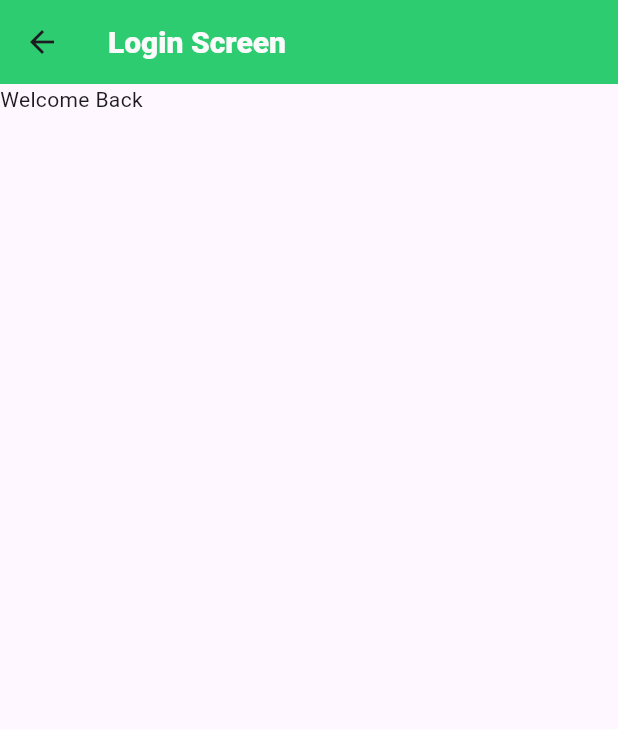
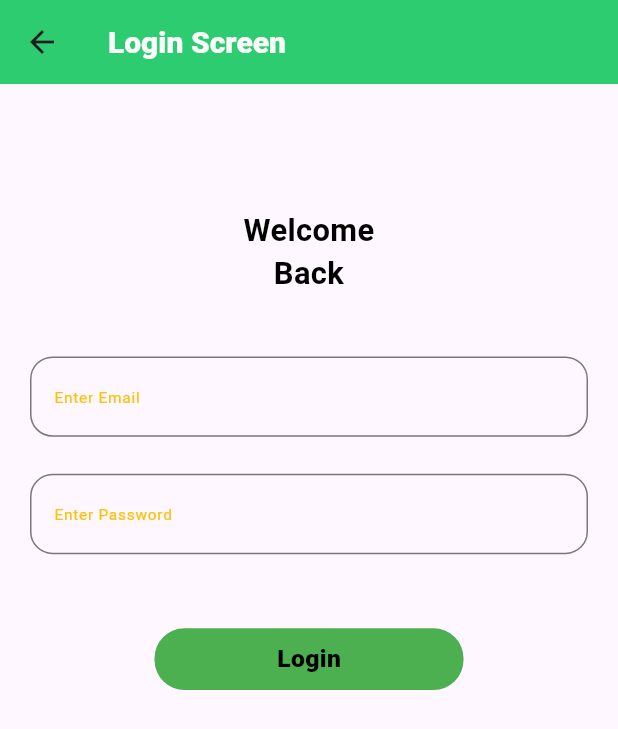
Before and after one commit to reyankhan0342/get_x_mvvm, a Flutter app: the LoginScreen screen opened by its route, on a phone screen of 412 x 824 dp. Shown: the top 729 px of the screen. Run offline on Flutter 3.47's test engine with Material 3 defaults, Android fonts, the phone set to English and light mode, and no system bars; our stand-ins replace fluttertoast, get; missing offline and left inert: dart:html.

Commit message:
splash screen and login screen create using login sservice

```diff
--- a/lib/res/Language_changes/language.dart
+++ b/lib/res/Language_changes/language.dart
@@ -1,20 +1,20 @@
+// ignore_for_file: equal_keys_in_map
+
 import 'package:get/get.dart';
 
-class Languages extends Translations
-{
-
+class Languages extends Translations {
   @override
-
-  Map<String ,Map<String,String>> get keys=>{
-
-    'en_US':{
-      'email_hint':'Enter Email',
-  'login':'Login Screen',
-      'welcome':'Welcome Back'
-    },
-
-    'ur_PK':{
-      'email_hint':'ای میل درج کریں۔'
-    },
-  };
+  Map<String, Map<String, String>> get keys => {
+        'en_US': {
+          'email_hint': 'Enter Email',
+          'login': 'Login Screen',
+          'welcome': 'Welcome\nBack',
+          'email_hint': 'Email',
+          'password_hint': 'Password',
+          'email_lable': 'Enter Email',
+          'password_lable': 'Enter Password',
+          'button_title': 'Login',
+        },
+        'ur_PK': {'email_hint': 'ای میل درج کریں۔'},
+      };
 }
--- /dev/null
+++ b/lib/res/components/customTextField.dart
@@ -0,0 +1,64 @@
+// ignore_for_file: prefer_const_constructors
+
+import 'package:flutter/material.dart';
+import 'package:get/get.dart';
+import 'package:get_x_mvvm_porject/res/colors/app_colors.dart';
+
+class CustomTextField extends StatelessWidget {
+  final String hint;
+  final String lable;
+  final TextEditingController controller;
+  final FocusNode focusNode;
+  void Function(String?)? onChange; // Change here
+  String? Function(String?)? validation; // Change here
+
+  CustomTextField({
+    Key? key, // Add the key parameter
+    this.onChange,
+    required this.hint,
+    required this.lable,
+    required this.validation,
+    required this.focusNode,
+    required this.controller,
+  }) : super(key: key); // Initialize the key in the super constructor
+
+  @override
+  Widget build(BuildContext context) {
+    return Container(
+      alignment: Alignment.center,
+      height: Get.height * 0.065,
+      width: Get.width,
+      child: TextFormField(
+        onChanged: onChange,
+        controller: controller,
+        validator: validation,
+        focusNode: focusNode,
+        decoration: InputDecoration(
+          hintText: hint.tr,
+          label: Text(lable.tr),
+          labelStyle:
+              TextStyle(fontSize: Get.width * 0.025, color: AppColors.amber),
+          hintStyle: TextStyle(
+            fontSize: Get.width * 0.030,
+            color: AppColors.gray700,
+            fontWeight: FontWeight.w800,
+          ),
+          border: OutlineInputBorder(
+            borderSide: BorderSide(
+              color: Colors.green,
+              width: 1,
+            ),
+            borderRadius: BorderRadius.circular(15),
+          ),
+          focusedBorder: OutlineInputBorder(
+            borderSide: BorderSide(
+              color: Colors.green,
+              width: 1,
+            ),
+            borderRadius: BorderRadius.circular(15),
+          ),
+        ),
+      ),
+    );
+  }
+}
--- /dev/null
+++ b/lib/res/components/round_button.dart
@@ -0,0 +1,35 @@
+import 'package:flutter/material.dart';
+import 'package:get/get.dart';
+import 'package:get_x_mvvm_porject/res/colors/app_colors.dart';
+import 'package:http/http.dart';
+
+class RoundButton extends StatelessWidget {
+  final title;
+
+  VoidCallback OnTap;
+  RoundButton({super.key, required this.OnTap, required this.title});
+
+  @override
+  Widget build(BuildContext context) {
+    return InkWell(
+      onTap: OnTap,
+      child: Container(
+        alignment: Alignment.center,
+        width: Get.width * 0.5,
+        height: Get.height * 0.050,
+        decoration: BoxDecoration(
+          color: Colors.green,
+          borderRadius: BorderRadius.circular(20),
+        ),
+        child: Text(
+          title.toString(),
+          style: TextStyle(
+            fontSize: Get.width * 0.040,
+            color: Colors.black,
+            fontWeight: FontWeight.w800,
+          ),
+        ),
+      ),
+    );
+  }
+}
--- a/lib/view/login_view/login_screen.dart
+++ b/lib/view/login_view/login_screen.dart
@@ -1,28 +1,100 @@
+// ignore_for_file: prefer_const_constructors
 
 import 'package:flutter/material.dart';
 import 'package:get/get.dart';
 import 'package:get_x_mvvm_porject/res/colors/app_colors.dart';
+import 'package:get_x_mvvm_porject/res/components/customTextField.dart';
+import 'package:get_x_mvvm_porject/res/components/round_button.dart';
+import 'package:get_x_mvvm_porject/utils/utils.dart';
+import 'package:get_x_mvvm_porject/view_model/controllers/login_controller.dart';
 
 class LoginScreen extends StatelessWidget {
-  const LoginScreen({super.key});
+  LoginScreen({super.key});
 
+  final controller = Get.put(LoginController());
   @override
   Widget build(BuildContext context) {
+    print('build ===>>>>>');
     return Scaffold(
       appBar: AppBar(
         backgroundColor: AppColors.primaryGreen,
-        title: Text('login'.tr,style: TextStyle(
-          fontSize: 20,
-          color: AppColors.gray50,
-          fontWeight: FontWeight.w800
-        ),),
+        title: Text(
+          'login'.tr,
+          style: TextStyle(
+              fontSize: 20,
+              color: AppColors.gray50,
+              fontWeight: FontWeight.w800),
+        ),
       ),
-      body: Column
-        (
-        children: [
-
-           Text('welcome'.tr)
-        ],
+      body: Form(
+        key: controller.formKey,
+        child: Column(
+          mainAxisAlignment: MainAxisAlignment.start,
+          crossAxisAlignment: CrossAxisAlignment.start,
+          children: [
+            SizedBox(
+              height: Get.height * .1,
+            ),
+            Center(
+              child: Text(
+                'welcome'.tr,
+                style: TextStyle(
+                  fontWeight: FontWeight.w600,
+                  fontSize: Get.width * 0.050,
+                  color: AppColors.blackColor,
+                ),
+                textAlign: TextAlign.center,
+              ),
+            ),
+            SizedBox(
+              height: Get.height * 0.050,
+            ),
+            Padding(
+              padding: const EdgeInsets.symmetric(horizontal: 20.0),
+              child: Column(
+                children: [
+                  CustomTextField(
+                    hint: 'email_hint',
+                    lable: 'email_lable',
+                    focusNode: controller.emailNode,
+                    controller: controller.emailController,
+                    onChange: (value) {},
+                    validation: (value) {
+                      if (value!.isEmpty) {
+                        //  return 'email error';
+                        Utils.snackbar('Email ', 'email is empty ');
+                      }
+                    },
+                  ),
+                  SizedBox(
+                    height: Get.height * 0.030,
+                  ),
+                  CustomTextField(
+                      hint: 'password_hint',
+                      lable: 'password_lable',
+                      focusNode: controller.passwordNode,
+                      controller: controller.passwordController,
+                      onChange: (value) {},
+                      validation: (value) {
+                        if (value!.isEmpty) {
+                          //return 'password error';
+                          Utils.snackbar('password ', 'password is empty ');
+                        }
+                      }),
+                  SizedBox(
+                    height: Get.height * 0.060,
+                  ),
+                  RoundButton(
+                    OnTap: () {
+                      if ((controller.formKey.currentState!.validate())) {}
+                    },
+                    title: 'button_title'.tr,
+                  )
+                ],
+              ),
+            )
+          ],
+        ),
       ),
     );
   }
--- a/lib/view/splash_screen.dart
+++ b/lib/view/splash_screen.dart
@@ -1,24 +1,28 @@
-
 import 'package:flutter/material.dart';
 import 'package:get/get.dart';
 import 'package:get_x_mvvm_porject/res/colors/app_colors.dart';
+import 'package:get_x_mvvm_porject/view_model/controllers/login_controller.dart';
+
 class SplashScreen extends StatelessWidget {
-  const SplashScreen({super.key});
+  SplashScreen({super.key});
+
+  final LoginController controller = Get.put(LoginController());
 
   @override
   Widget build(BuildContext context) {
-    return Container(
-      width: 200,
-      height: 200,
-      decoration: BoxDecoration(
-        color: Colors.white
-
+    return Scaffold(
+      backgroundColor: AppColors.accentOrange,
+      body: Center(
+        child: Text(
+          'welcome'.tr,
+          style: TextStyle(
+            fontWeight: FontWeight.w800,
+            color: AppColors.lime,
+            fontSize: Get.width * 0.1,
+          ),
+          textAlign: TextAlign.center,
+        ),
       ),
-      child: Text('welcome'.tr,style: TextStyle(
-        fontWeight: FontWeight.w800,
-        color: AppColors.lime,
-          fontSize: Get.width*0.1,
-      ),),
     );
   }
 }
--- /dev/null
+++ b/lib/view_model/controllers/login_controller.dart
@@ -0,0 +1,23 @@
+import 'package:flutter/material.dart';
+import 'package:get/get.dart';
+import 'package:get_x_mvvm_porject/view/splash_screen.dart';
+import 'package:get_x_mvvm_porject/view_model/splash_service.dart';
+
+class LoginController extends GetxController {
+  SplashService service = SplashService();
+
+  LoginController() {
+    Login();
+  }
+
+  void Login() {
+    service.isLogin();
+  }
+
+  final formKey = GlobalKey<FormState>();
+
+  TextEditingController emailController = TextEditingController();
+  TextEditingController passwordController = TextEditingController();
+  FocusNode emailNode = FocusNode();
+  FocusNode passwordNode = FocusNode();
+}
--- /dev/null
+++ b/lib/view_model/splash_service.dart
@@ -0,0 +1,15 @@
+// ignore_for_file: prefer_const_constructors
+
+import 'dart:async';
+
+import 'package:flutter/material.dart';
+import 'package:get/get.dart';
+import 'package:get_x_mvvm_porject/res/routes/routes_name.dart';
+
+class SplashService {
+  isLogin() {
+    Timer(Duration(seconds: 3), () {
+      Get.toNamed(RoutesName.LoginScreen);
+    });
+  }
+}
```
